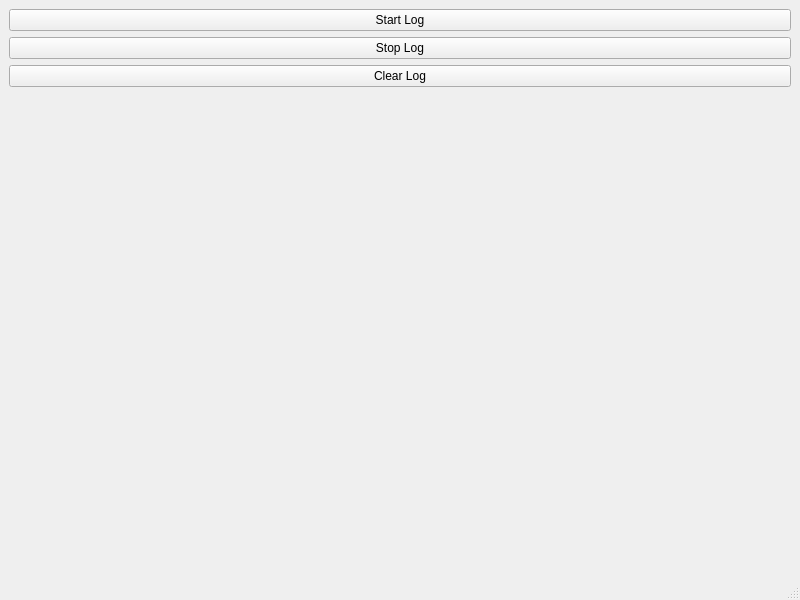
Above: resistivity/View/GUI/mainwindow.ui from AdrienGourgout/resistivity before the change. Below: the same form after it.
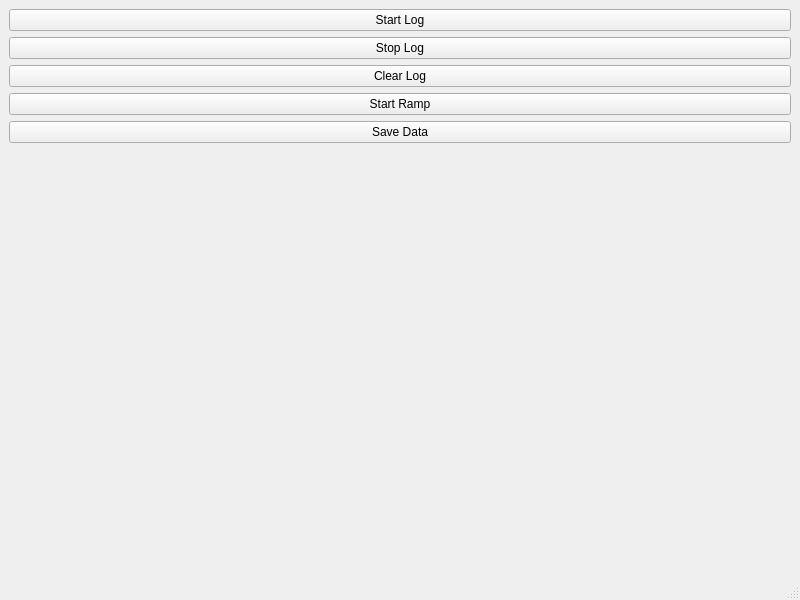
That is the form after the change.

Diff of the .ui file:
```diff
--- a/resistivity/View/GUI/mainwindow.ui
+++ b/resistivity/View/GUI/mainwindow.ui
@@ -36,6 +36,20 @@
       </property>
      </widget>
     </item>
+    <item>
+     <widget class="QPushButton" name="start_ramp_button">
+      <property name="text">
+       <string>Start Ramp</string>
+      </property>
+     </widget>
+    </item>
+    <item>
+     <widget class="QPushButton" name="save_data_button">
+      <property name="text">
+       <string>Save Data</string>
+      </property>
+     </widget>
+    </item>
     <item>
      <widget class="QWidget" name="graph_box" native="true">
       <layout class="QHBoxLayout" name="horizontalLayout"/>
```
